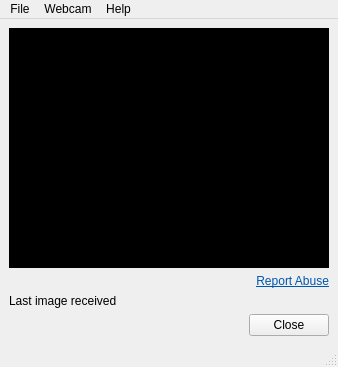
The window that ui/webcam.ui (ov1d1u/cyuf) describes before a commit, drawn with Qt 5.
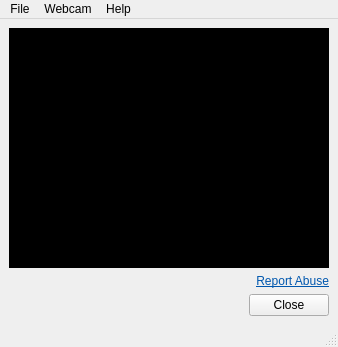
The same window after the commit.

Commit message: UI for accepting and rejecting webcam requests

```diff
--- a/ui/webcam.ui
+++ b/ui/webcam.ui
@@ -7,7 +7,7 @@
     <x>0</x>
     <y>0</y>
     <width>328</width>
-    <height>348</height>
+    <height>331</height>
    </rect>
   </property>
   <property name="windowTitle">
@@ -56,19 +56,6 @@
       </property>
      </widget>
     </item>
-    <item>
-     <widget class="QLabel" name="timestampLabel">
-      <property name="sizePolicy">
-       <sizepolicy hsizetype="Preferred" vsizetype="Maximum">
-        <horstretch>0</horstretch>
-        <verstretch>0</verstretch>
-       </sizepolicy>
-      </property>
-      <property name="text">
-       <string>Last image received</string>
-      </property>
-     </widget>
-    </item>
     <item>
      <widget class="QDialogButtonBox" name="buttonBox">
       <property name="sizePolicy">
```
Left out of the diff: 3 changed lines with no effect on the pictures. The commit also changes 7 other files.
